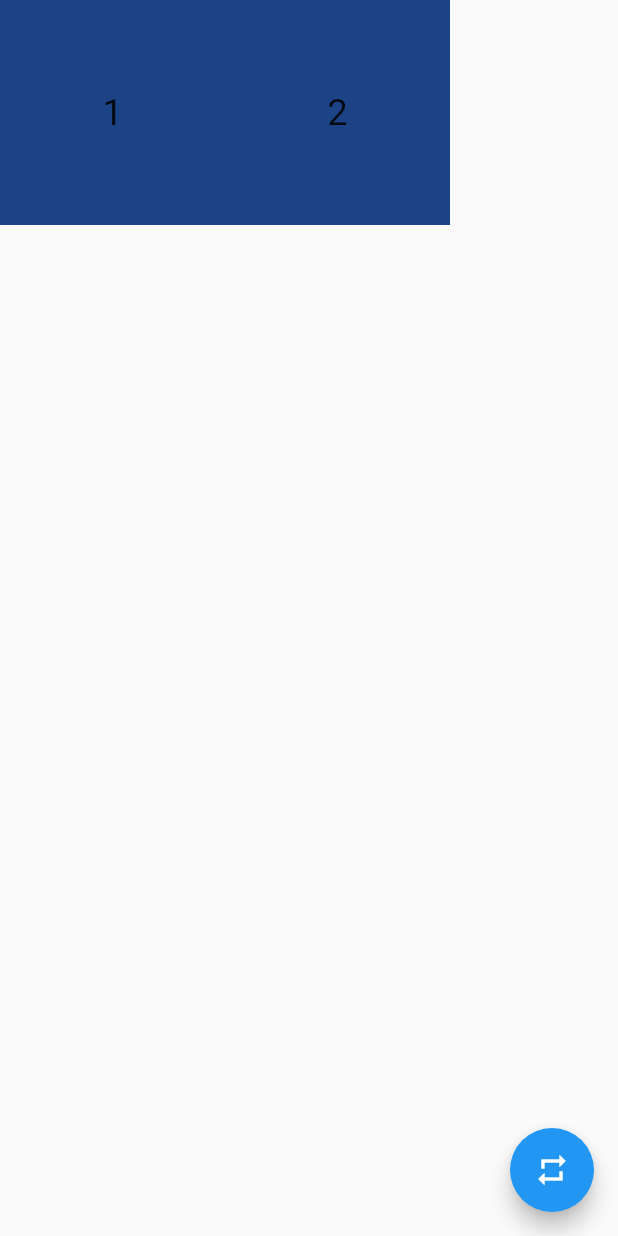
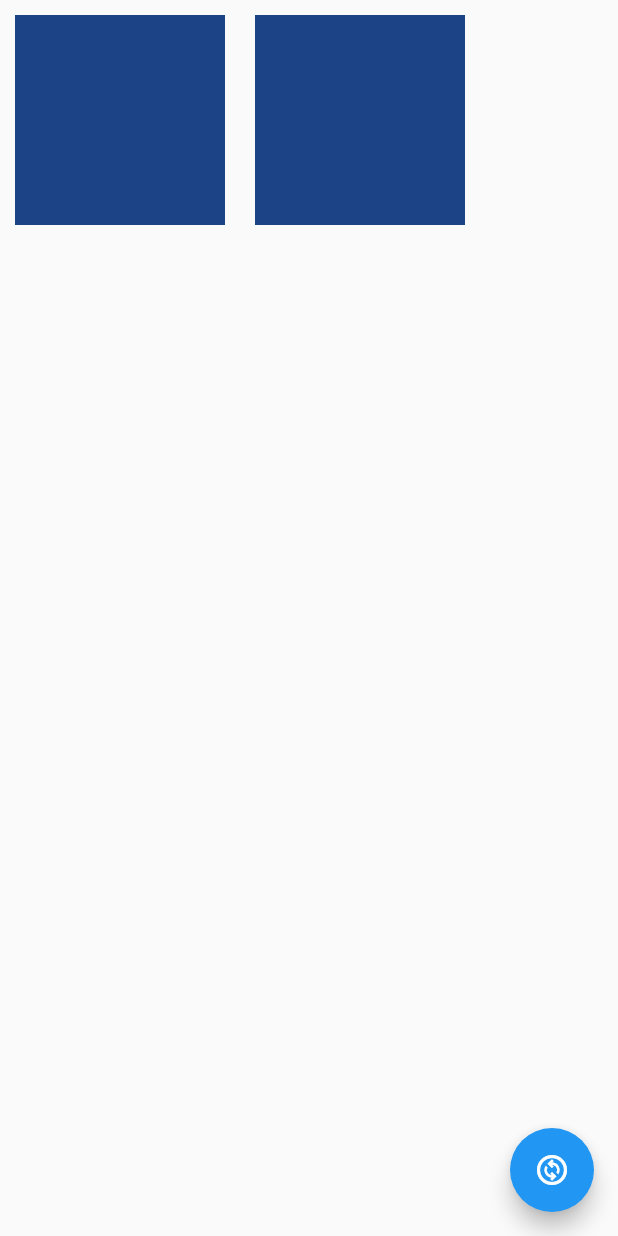
Before and after one commit to Mohit-Gajjar/articuno_flutter_task, a Flutter app: the screen it shows after launch, on a phone screen of 412 x 824 dp. Run offline on Flutter 3.47's test engine with Material 2 defaults, Android fonts, the phone set to English and light mode, and no system bars.

Commit message:
created branch ques2

```diff
--- a/lib/main.dart
+++ b/lib/main.dart
@@ -1,5 +1,5 @@
 import 'package:flutter/material.dart';
-import 'package:flutter_task/Screens/home.dart';
+import 'dart:math' as math;
 
 void main() {
   runApp(const MyApp());
@@ -7,14 +7,92 @@ void main() {
 
 class MyApp extends StatelessWidget {
   const MyApp({Key? key}) : super(key: key);
+  @override
+  Widget build(BuildContext context) {
+    return MaterialApp(
+      title: 'Assignment',
+      theme: ThemeData(
+        primarySwatch: Colors.blue,
+      ),
+      home: const HomeScreen(),
+    );
+  }
+}
+
+class StatefulColorfulTile extends StatefulWidget {
+  const StatefulColorfulTile({Key? key}) : super(key: key);
+
+  @override
+  State<StatefulColorfulTile> createState() => _StatefulColorfulTileState();
+}
+
+class _StatefulColorfulTileState extends State<StatefulColorfulTile> {
+  Color? myColor;
+
+  @override
+  void initState() {
+    myColor = Color(
+      (math.Random().nextDouble() * 0xFFFFFF).toInt(),
+    ).withOpacity(
+      1.0,
+    );
+
+    super.initState();
+  }
 
   @override
   Widget build(BuildContext context) {
-    return MaterialApp(
-        title: 'Flutter Task',
-        theme: ThemeData(
-          primarySwatch: Colors.blue,
-        ),
-        home: const Home());
+    return Container(
+      color: myColor,
+      child: const Padding(
+        padding: EdgeInsets.all(70.0),
+      ),
+    );
   }
 }
+
+class HomeScreen extends StatefulWidget {
+  const HomeScreen({Key? key}) : super(key: key);
+
+  @override
+  State<HomeScreen> createState() => _HomeScreenState();
+}
+
+class _HomeScreenState extends State<HomeScreen> {
+  final containers = [
+    const Padding(
+      padding: EdgeInsets.all(10),
+      child: StatefulColorfulTile(),
+    ),
+    const Padding(
+      padding: EdgeInsets.all(10),
+      child: StatefulColorfulTile(),
+    )
+  ];
+
+  @override
+  void initState() {
+    super.initState();
+  }
+
+  void swapColour() {
+    setState(() {
+      containers.insert(1, containers.removeAt(0));
+    });
+  }
+
+  @override
+  Widget build(BuildContext context) {
+    return Scaffold(
+      body: SafeArea(
+        child: Row(
+          children: containers,
+        ),
+      ),
+      floatingActionButton: FloatingActionButton(
+        onPressed: () => swapColour(),
+        child: const Icon(Icons.change_circle_outlined),
+      ),
+    );
+  }
+}
```
Also changed, not shown: 1 other file.
